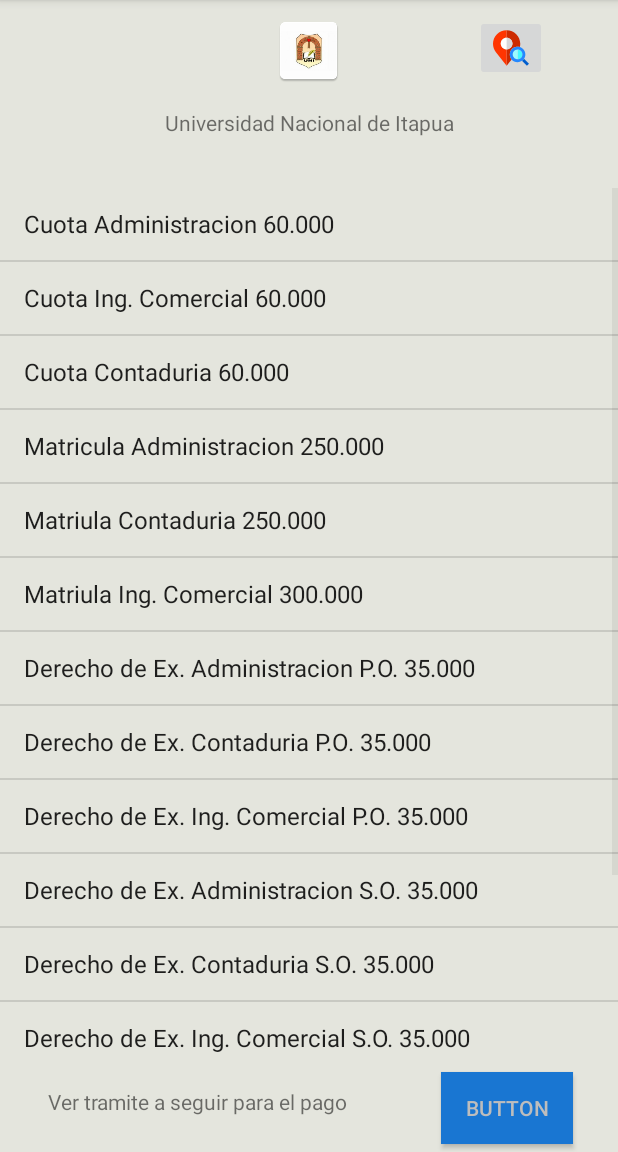
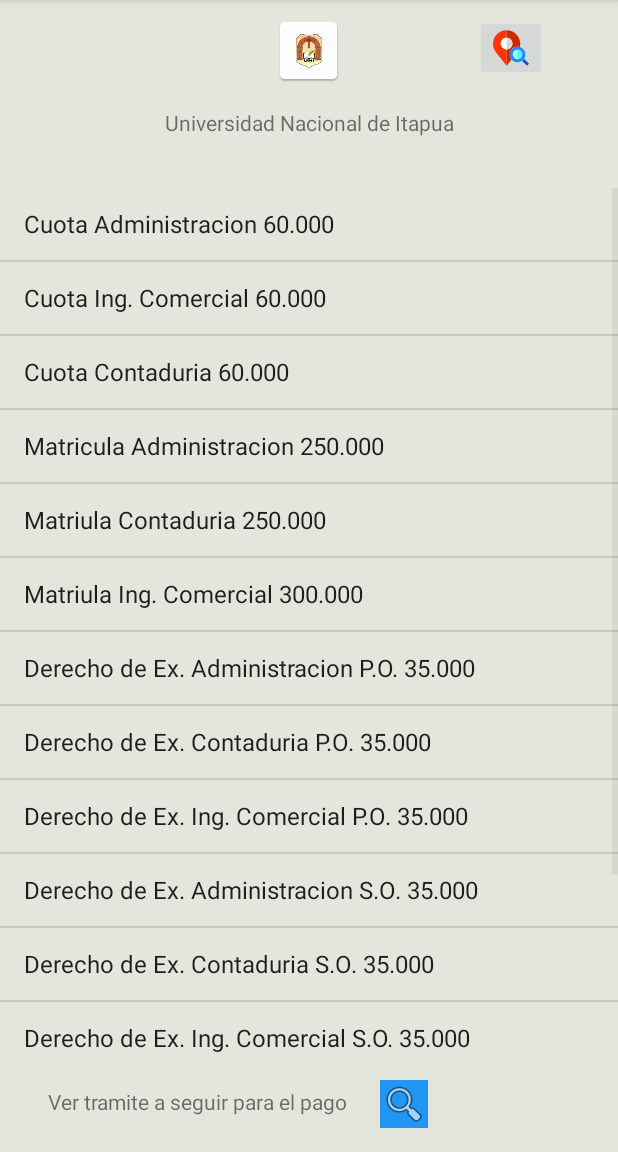
Before and after one commit to cmaciel08/Tesis2, an Android app: the UniActivity screen opened directly, with no data from a screen before it, on a phone screen of 412 x 824 dp, the part 84-1236 px from its top. Run offline under Robolectric (Android 15) with nearby library versions, the phone set to English and light mode, and no system bars.

Commit message:
cambio en el boton de ver tramite

```diff
--- a/app/src/main/res/layout/activity_uni.xml
+++ b/app/src/main/res/layout/activity_uni.xml
@@ -58,21 +58,6 @@
         app:layout_constraintHorizontal_bias="1.0"
         app:layout_constraintVertical_bias="0.0" />
 
-    <Button
-        android:id="@+id/button"
-        android:layout_width="wrap_content"
-        android:layout_height="wrap_content"
-        android:text="@string/button"
-        android:background="@color/colorPrimaryDark"
-        android:textColor="@color/colorDivider"
-        tools:layout_constraintRight_creator="1"
-        tools:layout_constraintBottom_creator="1"
-        app:layout_constraintBottom_toBottomOf="parent"
-        android:layout_marginEnd="30dp"
-        app:layout_constraintRight_toRightOf="parent"
-        android:layout_marginBottom="5dp"
-        android:layout_marginRight="47dp" />
-
     <TextView
         android:id="@+id/textView3"
         android:layout_width="wrap_content"
@@ -84,7 +69,7 @@
         app:layout_constraintTop_toBottomOf="@+id/listView"
         tools:layout_constraintLeft_creator="1"
         app:layout_constraintLeft_toLeftOf="parent"
-        android:layout_marginLeft="16dp" />
+        android:layout_marginLeft="32dp" />
 
     <ImageButton
         android:id="@+id/imageButtonMaps"
@@ -102,4 +87,18 @@
         tools:ignore="ContentDescription,VectorDrawableCompat"
         android:contentDescription="" />
 
+    <ImageButton
+        android:id="@+id/imageButton"
+        android:layout_width="wrap_content"
+        android:layout_height="wrap_content"
+        android:background="@color/colorPrimary"
+        app:srcCompat="@android:drawable/ic_menu_search"
+        tools:layout_constraintBottom_creator="1"
+        android:layout_marginStart="22dp"
+        app:layout_constraintBottom_toBottomOf="parent"
+        tools:layout_constraintLeft_creator="1"
+        android:layout_marginBottom="16dp"
+        app:layout_constraintLeft_toRightOf="@+id/textView3"
+        android:layout_marginLeft="22dp" />
+
 </android.support.constraint.ConstraintLayout>
```
